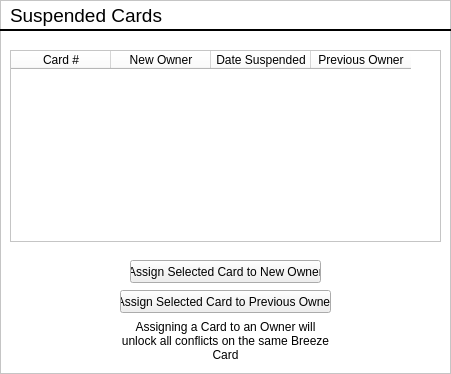
First picture: the form in ui/suspendedCards.ui, repository alishan-kaisani/CS4400-GUI, before the edit.
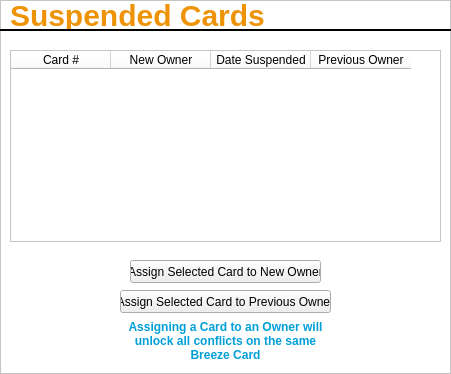
Second picture: the form after the edit. Icons and pictures are not drawn.

```diff
--- a/ui/suspendedCards.ui
+++ b/ui/suspendedCards.ui
@@ -18,7 +18,9 @@
     <normaloff>marta-logo.png</normaloff>marta-logo.png</iconset>
   </property>
   <property name="styleSheet">
-   <string notr="true">QFrame {background-color: #ffffff;}</string>
+   <string notr="true">QFrame {background-color: #ffffff} 
+QLabel {color: #009fd7; font-weight: bold;}
+#frameLabelTop {background-color: transparent; color: #ee9306; font-size: 30px;}</string>
   </property>
   <property name="frameShape">
    <enum>QFrame::StyledPanel</enum>
@@ -37,7 +39,9 @@
    </property>
    <property name="font">
     <font>
-     <pointsize>14</pointsize>
+     <pointsize>-1</pointsize>
+     <weight>75</weight>
+     <bold>true</bold>
     </font>
    </property>
    <property name="autoFillBackground">
```
Left out of the diff: 8 changed lines with no effect on the pictures.
